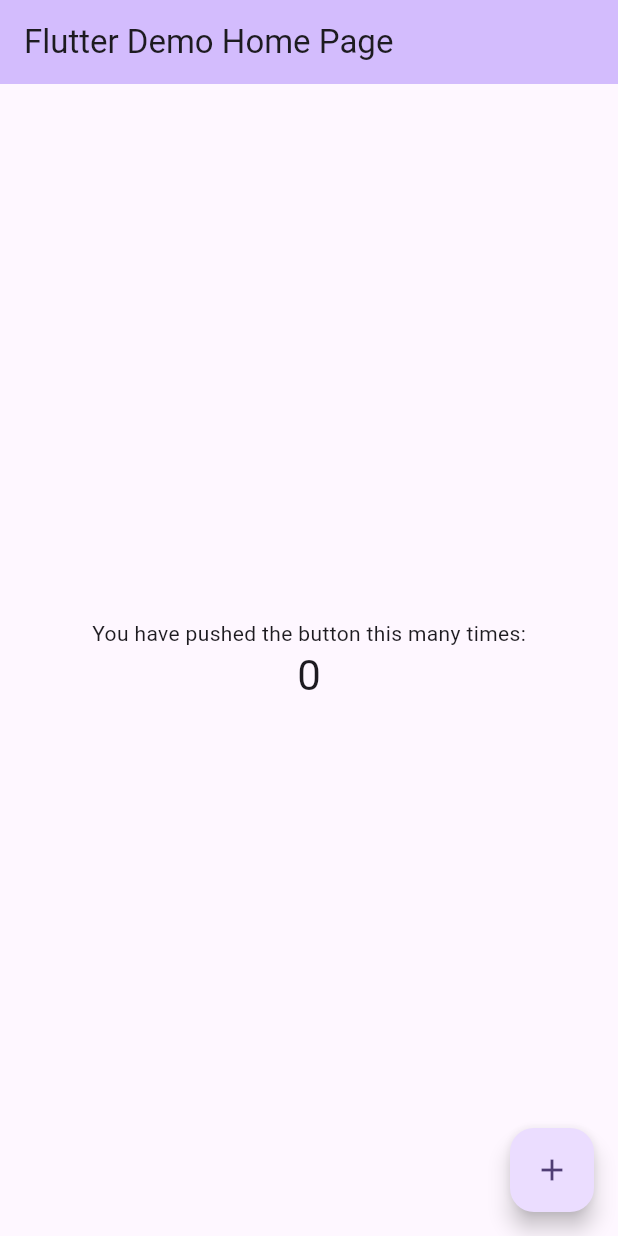
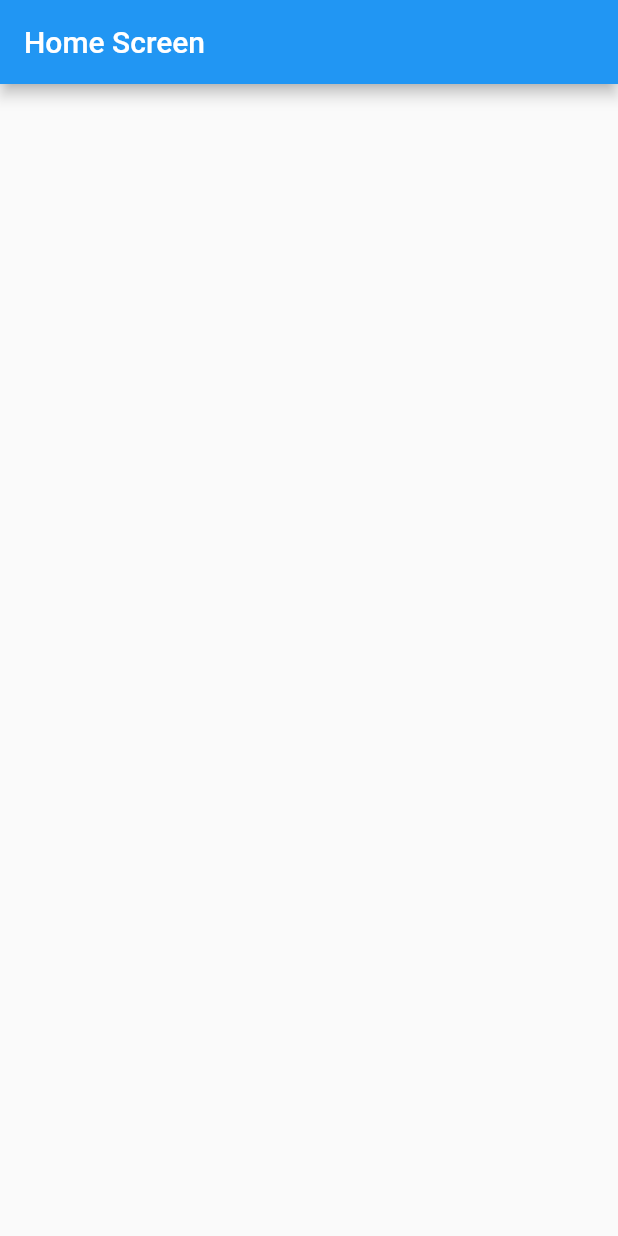
Before and after one commit to Kitjdeh/areastory, a Flutter app: the screen it shows after launch, on a phone screen of 412 x 824 dp. Run offline on Flutter 3.47's test engine with Material 2 defaults, Android fonts, the phone set to English and light mode, and no system bars.

Commit message:
feat: create foler

```diff
--- a/front/lib/main.dart
+++ b/front/lib/main.dart
@@ -1,125 +1,10 @@
 import 'package:flutter/material.dart';
+import 'package:front/screen/home_screen.dart';
 
 void main() {
-  runApp(const MyApp());
+  runApp(
+    MaterialApp(
+      home: HomeScreen(),
+    ),
+  );
 }
-
-class MyApp extends StatelessWidget {
-  const MyApp({super.key});
-
-  // This widget is the root of your application.
-  @override
-  Widget build(BuildContext context) {
-    return MaterialApp(
-      title: 'Flutter Demo',
-      theme: ThemeData(
-        // This is the theme of your application.
-        //
-        // TRY THIS: Try running your application with "flutter run". You'll see
-        // the application has a blue toolbar. Then, without quitting the app,
-        // try changing the seedColor in the colorScheme below to Colors.green
-        // and then invoke "hot reload" (save your changes or press the "hot
-        // reload" button in a Flutter-supported IDE, or press "r" if you used
-        // the command line to start the app).
-        //
-        // Notice that the counter didn't reset back to zero; the application
-        // state is not lost during the reload. To reset the state, use hot
-        // restart instead.
-        //
-        // This works for code too, not just values: Most code changes can be
-        // tested with just a hot reload.
-        colorScheme: ColorScheme.fromSeed(seedColor: Colors.deepPurple),
-        useMaterial3: true,
-      ),
-      home: const MyHomePage(title: 'Flutter Demo Home Page'),
-    );
-  }
-}
-
-class MyHomePage extends StatefulWidget {
-  const MyHomePage({super.key, required this.title});
-
-  // This widget is the home page of your application. It is stateful, meaning
-  // that it has a State object (defined below) that contains fields that affect
-  // how it looks.
-
-  // This class is the configuration for the state. It holds the values (in this
-  // case the title) provided by the parent (in this case the App widget) and
-  // used by the build method of the State. Fields in a Widget subclass are
-  // always marked "final".
-
-  final String title;
-
-  @override
-  State<MyHomePage> createState() => _MyHomePageState();
-}
-
-class _MyHomePageState extends State<MyHomePage> {
-  int _counter = 0;
-
-  void _incrementCounter() {
-    setState(() {
-      // This call to setState tells the Flutter framework that something has
-      // changed in this State, which causes it to rerun the build method below
-      // so that the display can reflect the updated values. If we changed
-      // _counter without calling setState(), then the build method would not be
-      // called again, and so nothing would appear to happen.
-      _counter++;
-    });
-  }
-
-  @override
-  Widget build(BuildContext context) {
-    // This method is rerun every time setState is called, for instance as done
-    // by the _incrementCounter method above.
-    //
-    // The Flutter framework has been optimized to make rerunning build methods
-    // fast, so that you can just rebuild anything that needs updating rather
-    // than having to individually change instances of widgets.
-    return Scaffold(
-      appBar: AppBar(
-        // TRY THIS: Try changing the color here to a specific color (to
-        // Colors.amber, perhaps?) and trigger a hot reload to see the AppBar
-        // change color while the other colors stay the same.
-        backgroundColor: Theme.of(context).colorScheme.inversePrimary,
-        // Here we take the value from the MyHomePage object that was created by
-        // the App.build method, and use it to set our appbar title.
-        title: Text(widget.title),
-      ),
-      body: Center(
-        // Center is a layout widget. It takes a single child and positions it
-        // in the middle of the parent.
-        child: Column(
-          // Column is also a layout widget. It takes a list of children and
-          // arranges them vertically. By default, it sizes itself to fit its
-          // children horizontally, and tries to be as tall as its parent.
-          //
-          // Column has various properties to control how it sizes itself and
-          // how it positions its children. Here we use mainAxisAlignment to
-          // center the children vertically; the main axis here is the vertical
-          // axis because Columns are vertical (the cross axis would be
-          // horizontal).
-          //
-          // TRY THIS: Invoke "debug painting" (choose the "Toggle Debug Paint"
-          // action in the IDE, or press "p" in the console), to see the
-          // wireframe for each widget.
-          mainAxisAlignment: MainAxisAlignment.center,
-          children: <Widget>[
-            const Text(
-              'You have pushed the button this many times:',
-            ),
-            Text(
-              '$_counter',
-              style: Theme.of(context).textTheme.headlineMedium,
-            ),
-          ],
-        ),
-      ),
-      floatingActionButton: FloatingActionButton(
-        onPressed: _incrementCounter,
-        tooltip: 'Increment',
-        child: const Icon(Icons.add),
-      ), // This trailing comma makes auto-formatting nicer for build methods.
-    );
-  }
-}
--- /dev/null
+++ b/front/lib/screen/home_screen.dart
@@ -0,0 +1,15 @@
+import 'package:flutter/material.dart';
+
+class HomeScreen extends StatelessWidget {
+  const HomeScreen({Key? key}) : super(key: key);
+
+  @override
+  Widget build(BuildContext context) {
+    return Scaffold(
+      appBar: AppBar(
+        title: Text('Home Screen'),
+      ),
+
+    );
+  }
+}
```
Also changed, not shown: front/lib/component/article.dart (added), front/lib/screen/sns.dart (added).
